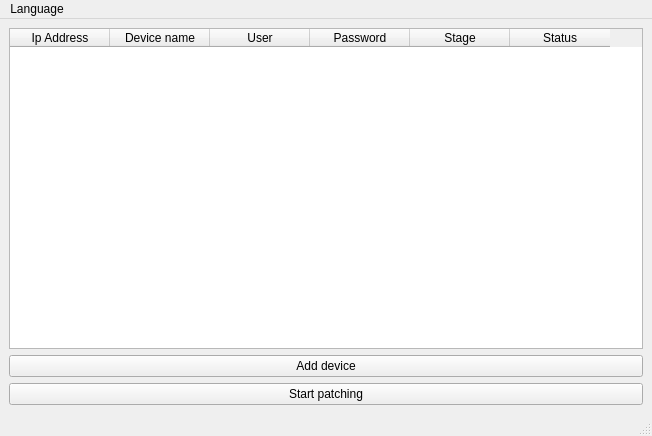
Above: srs/mainwindow.ui from recruit2018/Patcher before the change. Below: the same form after it.
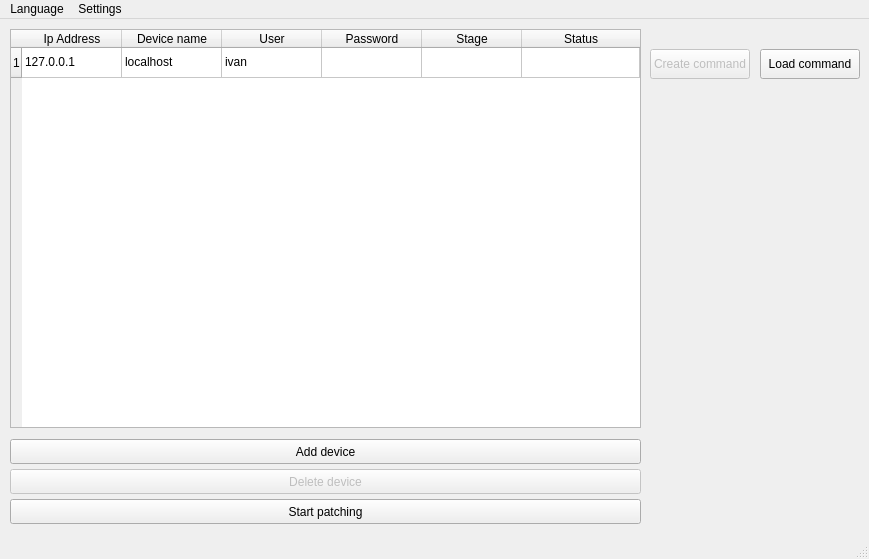
That is the form after the change. Custom widgets are drawn as their Qt base class.

The edit to the form file:
```diff
--- a/srs/mainwindow.ui
+++ b/srs/mainwindow.ui
@@ -6,25 +6,120 @@
    <rect>
     <x>0</x>
     <y>0</y>
-    <width>652</width>
-    <height>436</height>
+    <width>869</width>
+    <height>559</height>
    </rect>
   </property>
+  <property name="sizePolicy">
+   <sizepolicy hsizetype="Preferred" vsizetype="Preferred">
+    <horstretch>0</horstretch>
+    <verstretch>0</verstretch>
+   </sizepolicy>
+  </property>
   <property name="windowTitle">
    <string>Patcher</string>
   </property>
   <widget class="QWidget" name="centralwidget">
-   <layout class="QVBoxLayout" name="verticalLayout_2">
-    <item>
-     <layout class="QVBoxLayout" name="verticalLayout">
-      <item>
+   <property name="sizePolicy">
+    <sizepolicy hsizetype="Preferred" vsizetype="Preferred">
+     <horstretch>0</horstretch>
+     <verstretch>0</verstretch>
+    </sizepolicy>
+   </property>
+   <widget class="QPushButton" name="But_start_pach">
+    <property name="geometry">
+     <rect>
+      <x>10</x>
+      <y>480</y>
+      <width>631</width>
+      <height>25</height>
+     </rect>
+    </property>
+    <property name="text">
+     <string>Start patching</string>
+    </property>
+   </widget>
+   <widget class="QPushButton" name="But_add_device">
+    <property name="geometry">
+     <rect>
+      <x>10</x>
+      <y>420</y>
+      <width>631</width>
+      <height>25</height>
+     </rect>
+    </property>
+    <property name="text">
+     <string>Add device</string>
+    </property>
+   </widget>
        <widget class="CommandTable" name="commandtableWidget">
+    <property name="enabled">
+     <bool>true</bool>
+    </property>
+    <property name="geometry">
+     <rect>
+      <x>10</x>
+      <y>10</y>
+      <width>631</width>
+      <height>399</height>
+     </rect>
+    </property>
+    <property name="sizePolicy">
+     <sizepolicy hsizetype="Expanding" vsizetype="Expanding">
+      <horstretch>0</horstretch>
+      <verstretch>0</verstretch>
+     </sizepolicy>
+    </property>
+    <property name="minimumSize">
+     <size>
+      <width>0</width>
+      <height>399</height>
+     </size>
+    </property>
         <property name="maximumSize">
          <size>
-          <width>779</width>
-          <height>568</height>
-         </size>
-        </property>
+      <width>1000</width>
+      <height>399</height>
+     </size>
+    </property>
+    <property name="baseSize">
+     <size>
+      <width>1000</width>
+      <height>400</height>
+     </size>
+    </property>
+    <property name="autoFillBackground">
+     <bool>false</bool>
+    </property>
+    <property name="verticalScrollBarPolicy">
+     <enum>Qt::ScrollBarAsNeeded</enum>
+    </property>
+    <property name="horizontalScrollBarPolicy">
+     <enum>Qt::ScrollBarAsNeeded</enum>
+    </property>
+    <property name="sizeAdjustPolicy">
+     <enum>QAbstractScrollArea::AdjustIgnored</enum>
+    </property>
+    <property name="autoScroll">
+     <bool>true</bool>
+    </property>
+    <property name="verticalScrollMode">
+     <enum>QAbstractItemView::ScrollPerItem</enum>
+    </property>
+    <attribute name="horizontalHeaderCascadingSectionResizes">
+     <bool>true</bool>
+    </attribute>
+    <attribute name="horizontalHeaderDefaultSectionSize">
+     <number>100</number>
+    </attribute>
+    <attribute name="horizontalHeaderStretchLastSection">
+     <bool>true</bool>
+    </attribute>
+    <row>
+     <property name="text">
+      <string>1</string>
+     </property>
+    </row>
         <column>
          <property name="text">
           <string>Ip Address</string>
@@ -55,32 +150,86 @@
           <string>Status</string>
          </property>
         </column>
-       </widget>
-      </item>
-      <item>
-       <widget class="QPushButton" name="pushButton_2">
+    <item row="0" column="0">
+     <property name="text">
+      <string>127.0.0.1</string>
+     </property>
+    </item>
+    <item row="0" column="1">
         <property name="text">
-         <string>Add device</string>
-        </property>
-       </widget>
-      </item>
-      <item>
-       <widget class="QPushButton" name="pushButton">
+      <string>localhost</string>
+     </property>
+    </item>
+    <item row="0" column="2">
         <property name="text">
-         <string>Start patching</string>
-        </property>
-       </widget>
-      </item>
-     </layout>
-    </item>
-   </layout>
+      <string>ivan</string>
+     </property>
+    </item>
+   </widget>
+   <widget class="QPushButton" name="but_load_command">
+    <property name="geometry">
+     <rect>
+      <x>760</x>
+      <y>30</y>
+      <width>100</width>
+      <height>30</height>
+     </rect>
+    </property>
+    <property name="minimumSize">
+     <size>
+      <width>100</width>
+      <height>30</height>
+     </size>
+    </property>
+    <property name="text">
+     <string>Load command</string>
+    </property>
+   </widget>
+   <widget class="QPushButton" name="but_create_command">
+    <property name="enabled">
+     <bool>false</bool>
+    </property>
+    <property name="geometry">
+     <rect>
+      <x>650</x>
+      <y>30</y>
+      <width>100</width>
+      <height>30</height>
+     </rect>
+    </property>
+    <property name="minimumSize">
+     <size>
+      <width>100</width>
+      <height>30</height>
+     </size>
+    </property>
+    <property name="text">
+     <string>Create command</string>
+    </property>
+   </widget>
+   <widget class="QPushButton" name="but_del_device">
+    <property name="enabled">
+     <bool>false</bool>
+    </property>
+    <property name="geometry">
+     <rect>
+      <x>10</x>
+      <y>450</y>
+      <width>631</width>
+      <height>25</height>
+     </rect>
+    </property>
+    <property name="text">
+     <string>Delete device</string>
+    </property>
+   </widget>
   </widget>
   <widget class="QMenuBar" name="menubar">
    <property name="geometry">
     <rect>
      <x>0</x>
      <y>0</y>
-     <width>652</width>
+     <width>869</width>
      <height>22</height>
     </rect>
    </property>
@@ -91,7 +240,14 @@
     <addaction name="actionRussian"/>
     <addaction name="actionEnglish"/>
    </widget>
+   <widget class="QMenu" name="menuSettings">
+    <property name="title">
+     <string>Settings</string>
+    </property>
+    <addaction name="actionSave_sattings"/>
+   </widget>
    <addaction name="menuLanguafe"/>
+   <addaction name="menuSettings"/>
   </widget>
   <widget class="QStatusBar" name="statusbar"/>
   <action name="actionRussian">
```
Left out of the diff: 5 changed lines with no effect on the pictures. Lines whose indentation alone changed are shown as unchanged.
